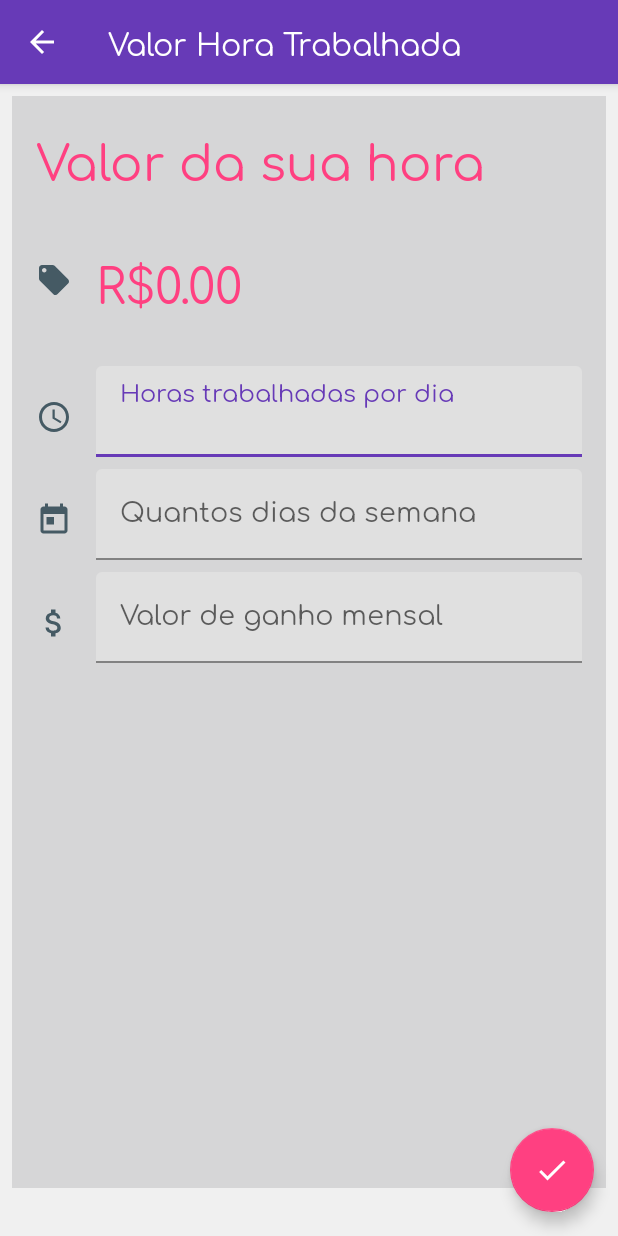
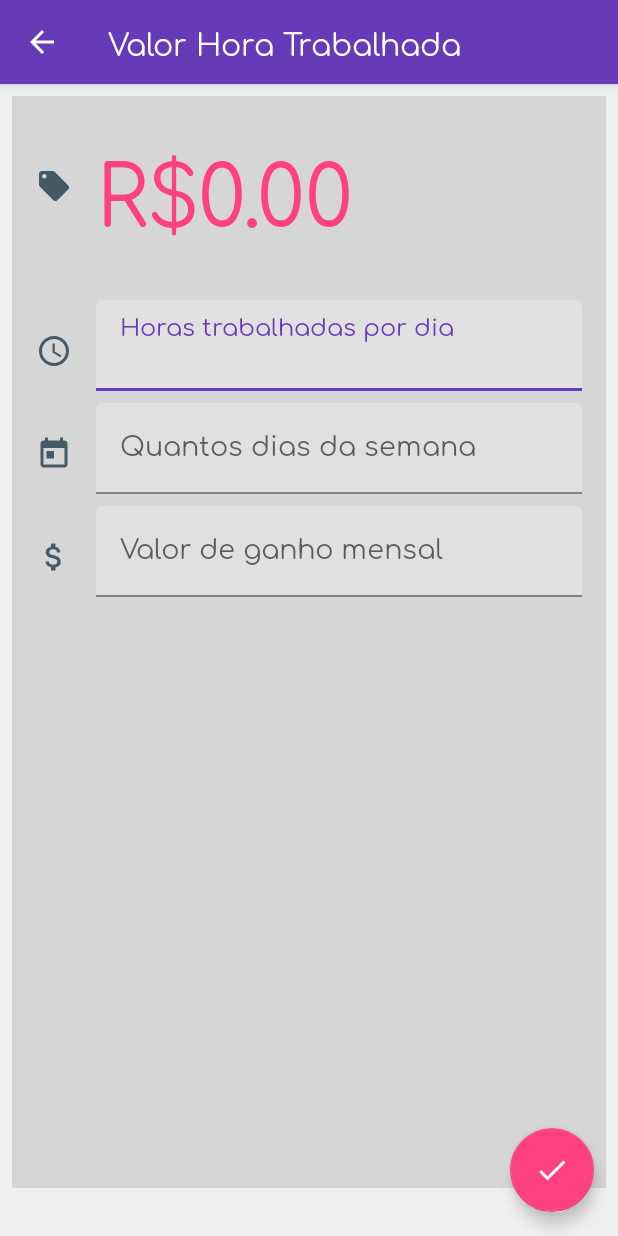
Before and after one commit to BLACKFISHLABS/artem-app, an Android app: the EditInfoValuePerHourActivity screen opened directly, with no data from a screen before it, on a phone screen of 412 x 824 dp. Run offline under Robolectric (Android 15) with nearby library versions, the phone set to English and light mode, and no system bars; our stand-ins replace ButterKnife, EventBus; libraries missing offline, so code that uses them is left out: io.realm; 3 statements that could not run were skipped.

```diff
--- a/app/src/main/java/io/github/blackfishlabs/artem/helper/Constants.java
+++ b/app/src/main/java/io/github/blackfishlabs/artem/helper/Constants.java
@@ -4,7 +4,7 @@ import java.util.Locale;
 
 public class Constants {
 
-    public static final String BR_REGION_CODE = "BR";
+    static final String BR_REGION_CODE = "BR";
     public static final Locale PT_BR_DEFAULT_LOCALE = new Locale("pt", "BR");
     public static final int BRAZIL_CODE = 55;
 }
--- a/app/src/main/java/io/github/blackfishlabs/artem/ui/EditInfoValuePerHourActivity.java
+++ b/app/src/main/java/io/github/blackfishlabs/artem/ui/EditInfoValuePerHourActivity.java
@@ -93,11 +93,13 @@ public class EditInfoValuePerHourActivity extends BaseActivity {
     @OnTextChanged(R.id.edit_text_work_hour)
     void onEditTextWorkHourChanged(CharSequence text) {
         mCurrentValuePerHourJson.withWorkHour(NumberUtils.toInt(text.toString()));
+        calculate();
     }
 
     @OnTextChanged(R.id.edit_text_week_days)
     void onEditTextWeekDaysChanged(CharSequence text) {
         mCurrentValuePerHourJson.withWeekDays(NumberUtils.toInt(text.toString()));
+        calculate();
     }
 
     @OnTextChanged(R.id.edit_text_money_focus)
@@ -112,10 +114,10 @@ public class EditInfoValuePerHourActivity extends BaseActivity {
     }
 
     private void calculate() {
-        Integer hourPerMonth = (mCurrentValuePerHourJson.getWorkHour() * mCurrentValuePerHourJson.getWeekDays()) * 4;
+        int hourPerMonth = (mCurrentValuePerHourJson.getWorkHour() * mCurrentValuePerHourJson.getWeekDays()) * 4;
 
         if (hourPerMonth > 0) {
-            BigDecimal total = mCurrentValuePerHourJson.getMoneyFocus().divide(BigDecimal.valueOf(hourPerMonth), RoundingMode.UP);
+            BigDecimal total = mCurrentValuePerHourJson.getMoneyFocus().divide(BigDecimal.valueOf(hourPerMonth), RoundingMode.HALF_UP);
             mCurrentValuePerHourJson.withValue(total);
         } else {
             mCurrentValuePerHourJson.withValue(BigDecimal.ZERO);
--- a/app/src/main/res/layout/activity_edit_info_valueperhour.xml
+++ b/app/src/main/res/layout/activity_edit_info_valueperhour.xml
@@ -5,7 +5,7 @@
     android:layout_height="match_parent"
     android:background="@color/colorWindowBackground"
     android:fitsSystemWindows="true"
-    tools:context=".ui.EditInfoAtelierActivity">
+    tools:context=".ui.EditInfoValuePerHourActivity">
 
     <com.google.android.material.appbar.AppBarLayout
         android:layout_width="match_parent"
@@ -37,17 +37,6 @@
             android:padding="@dimen/keyline_large"
             android:stretchColumns="1">
 
-            <TextView
-                android:id="@+id/title"
-                android:layout_width="wrap_content"
-                android:layout_height="wrap_content"
-                android:layout_marginBottom="@dimen/keyline_xlarge"
-                android:lineSpacingExtra="8sp"
-                android:text="Valor da sua hora"
-                android:textColor="@color/colorAccent"
-                android:textSize="32sp"
-                android:textStyle="normal" />
-
             <TableRow android:layout_marginBottom="@dimen/keyline_xlarge">
 
                 <ImageView
@@ -65,7 +54,7 @@
                     android:layout_marginStart="@dimen/keyline_large"
                     android:text="R$0.00"
                     android:textColor="@color/colorAccent"
-                    android:textSize="32sp"
+                    android:textSize="56sp"
                     android:textStyle="normal" />
             </TableRow>
 
--- a/app/src/main/res/layout/activity_fixed_expenses.xml
+++ b/app/src/main/res/layout/activity_fixed_expenses.xml
@@ -53,7 +53,7 @@
                         android:lineSpacingExtra="8sp"
                         android:text="@string/fake_zero"
                         android:textColor="@color/colorAccent"
-                        android:textSize="32sp"
+                        android:textSize="42sp"
                         android:textStyle="bold" />
 
                     <TextView
--- a/app/src/main/res/layout/activity_investment.xml
+++ b/app/src/main/res/layout/activity_investment.xml
@@ -54,7 +54,7 @@
                         android:lineSpacingExtra="8sp"
                         android:text="@string/fake_zero"
                         android:textColor="@color/colorAccent"
-                        android:textSize="32sp"
+                        android:textSize="42sp"
                         android:textStyle="bold" />
 
                     <TextView
--- a/app/src/main/res/layout/fragment_ads.xml
+++ b/app/src/main/res/layout/fragment_ads.xml
@@ -10,7 +10,7 @@
     <LinearLayout
         style="@style/ContainerLayout"
         android:gravity="top"
-        android:layout_margin="16dp">
+        android:layout_margin="8dp">
 
         <TextView
             android:id="@+id/bfWeSite"
--- a/app/src/main/res/layout/fragment_finish_add_product.xml
+++ b/app/src/main/res/layout/fragment_finish_add_product.xml
@@ -30,7 +30,7 @@
                 android:lineSpacingExtra="8sp"
                 android:text="@string/fake_zero"
                 android:textColor="@color/colorAccent"
-                android:textSize="48sp"
+                android:textSize="56sp"
                 android:textStyle="bold" />
 
         </LinearLayout>
```
Also changed, not shown: app/build.gradle (+5 -5 lines), app/src/main/java/io/github/blackfishlabs/artem/ui/common/Navigator.java (+34 -0 lines).
